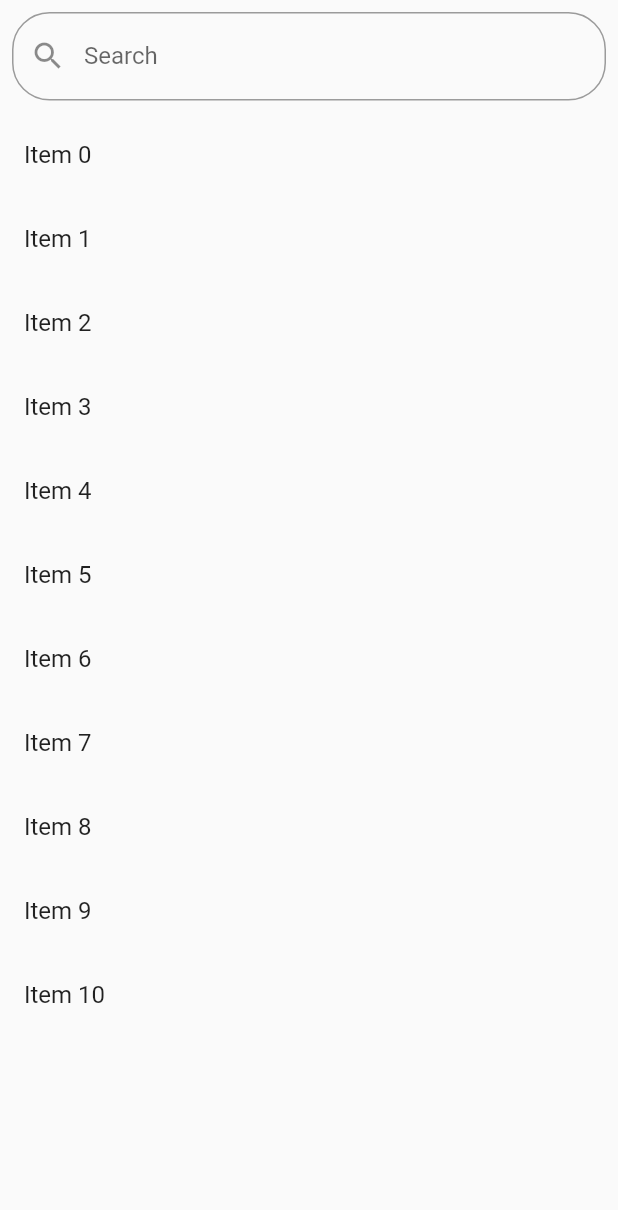
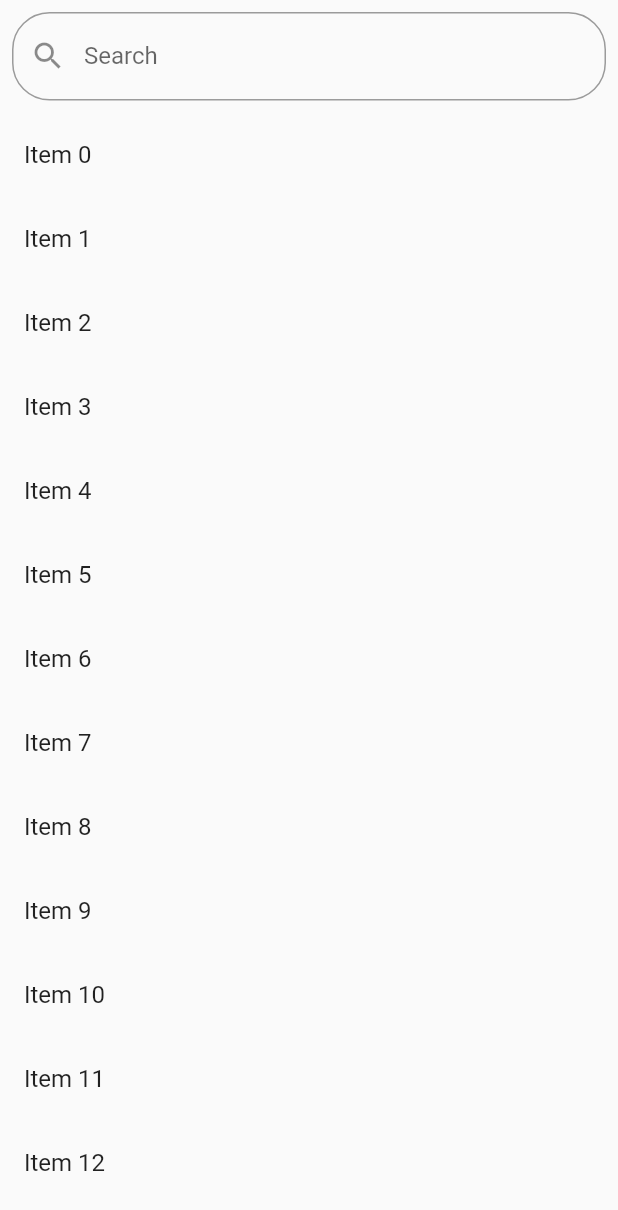
Before and after one commit to asaek/buscador_in_listview, a Flutter app: the screen it shows after launch, on a phone screen of 412 x 824 dp. Shown: the top 1210 px of the screen. Run offline on Flutter 3.47's test engine with Material 2 defaults, Android fonts, the phone set to English and light mode, and no system bars.

Commit message:
Quite comentarios incremente la lista a 10000

```diff
--- a/lib/providers/busqueda_provider.dart
+++ b/lib/providers/busqueda_provider.dart
@@ -2,21 +2,10 @@ import 'package:flutter/cupertino.dart';
 
 class BuscadorProvider with ChangeNotifier {
   final List<String> _listaBusquedaOriginal =
-      List<String>.generate(11, (i) => "Item $i");
+      List<String>.generate(10000, (i) => "Item $i");
 
-  List<String> _listaBusqueda = List<String>.generate(11, (i) => "Item $i");
+  List<String> _listaBusqueda = List<String>.generate(10000, (i) => "Item $i");
   List<String> get getListaBusqueda => _listaBusqueda;
-  // set setListaBusqueda(List<String> value) {
-  //   _listaBusqueda.clear();
-  //   _listaBusqueda.addAll(value);
-  //   notifyListeners();
-  // }
-
-  // void clearListaBusqueda() {
-  //   _listaBusqueda.clear();
-  //   _listaBusqueda = _listaBusquedaOriginal;
-  //   notifyListeners();
-  // }
 
   String _busqueda = '';
   String get getBusqueda => _busqueda;
```
Also changed, not shown: lib/screens/home.dart (+0 -53 lines).
